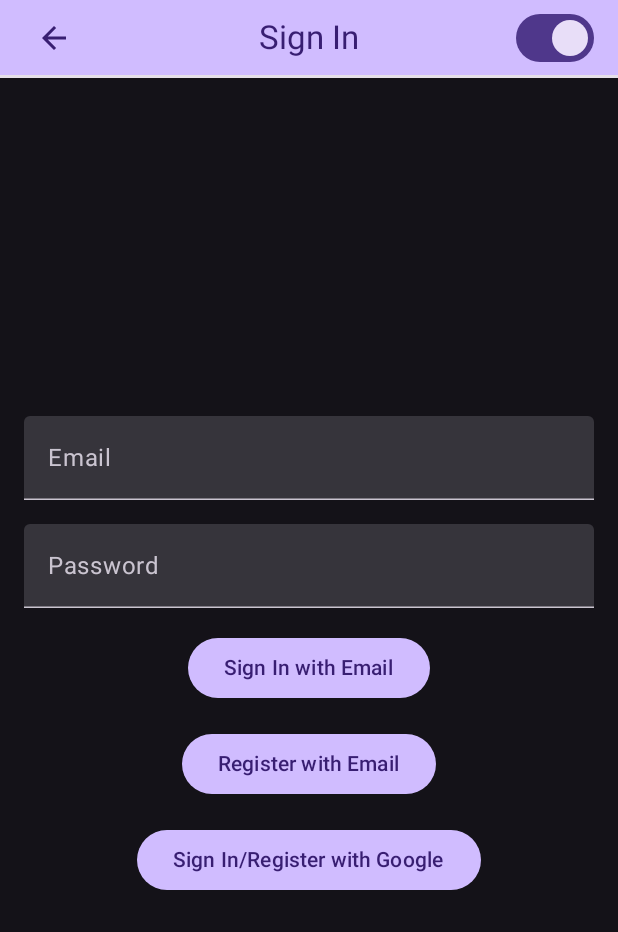
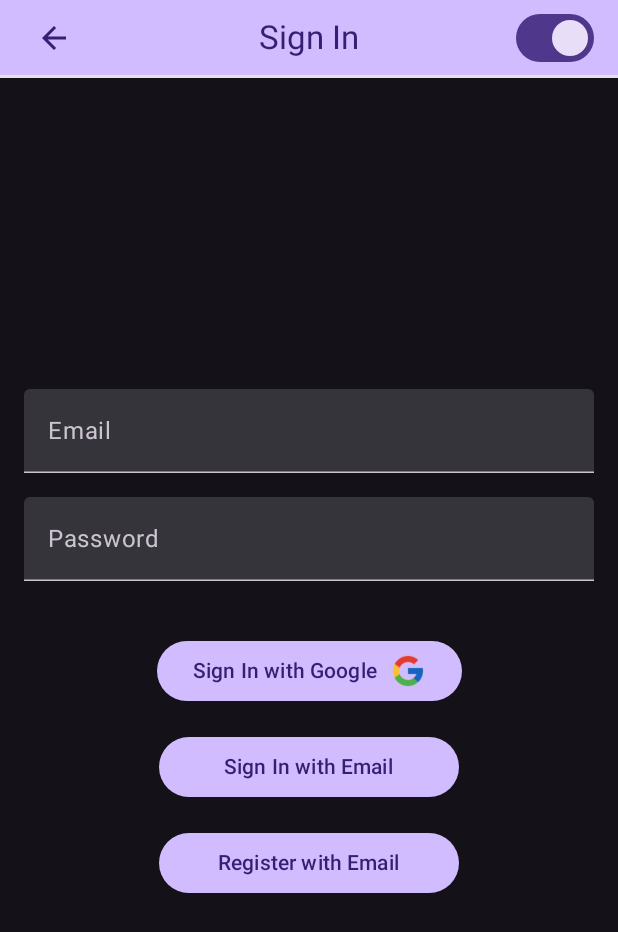
Before and after one commit to amirghari/Task-Beat, an Android app built with Jetpack Compose: the screen it shows after launch (MainActivity), after a tap on "Sign In", on a phone screen of 412 x 824 dp. Shown: the top 932 px of the screen. Run offline under Robolectric (Android 15) with nearby library versions, the phone set to English and light mode, and no system bars; our stand-ins replace Firebase (no records; nobody signed in at launch, a user with empty details on screens opened directly), Room's generated code; pictures from the network do not load; 1 statement that could not run was skipped.

Commit message:
signIn page looks better

```diff
--- a/app/src/main/java/com/example/taskbeat/ui/screens/SignInScreen.kt
+++ b/app/src/main/java/com/example/taskbeat/ui/screens/SignInScreen.kt
@@ -97,14 +97,21 @@ fun SignInScreen(
                             modifier = Modifier.fillMaxWidth(),
                             visualTransformation = PasswordVisualTransformation() // Hides the input characters
                         )
-                        Spacer(modifier = Modifier.height(16.dp))
+                        Spacer(modifier = Modifier.height(36.dp))
 
                         // Sign In Button for Email/Password
+                        GoogleSignInButton(onClick = {
+                            val googleSignInClient = GoogleSignIn.getClient(context, signInVM.getGoogleSignInOptions(context))
+                            val signInIntent = googleSignInClient.signInIntent
+                            launcher.launch(signInIntent)
+                        })
+                        Spacer(modifier = Modifier.height(16.dp))
                         Button(onClick = {
                             signInVM.signInWithEmail(email, password, context) { success ->
                                 if (success) navigateToHome(navCtrl)
                             }
-                        }) {
+                        }, modifier = Modifier.width(200.dp))
+                        {
                             Text("Sign In with Email")
                         }
 
@@ -115,20 +122,14 @@ fun SignInScreen(
                             signInVM.registerWithEmail(email, password, context) { success ->
                                 if (success) navigateToHome(navCtrl)
                             }
-                        }) {
+                        }, modifier = Modifier.width(200.dp)) {
                             Text("Register with Email")
                         }
 
                         Spacer(modifier = Modifier.height(16.dp))
 
                         // Sign In Button for Google
-                        Button(onClick = {
-                            val googleSignInClient = GoogleSignIn.getClient(context, signInVM.getGoogleSignInOptions(context))
-                            val signInIntent = googleSignInClient.signInIntent
-                            launcher.launch(signInIntent)
-                        }) {
-                            Text("Sign In/Register with Google")
-                        }
+
                     } else {
                         // Display User Info and Sign Out Button
                         if (currentUser!!.photoUrl != null) {
@@ -180,3 +181,17 @@ private fun navigateToHome(navCtrl: NavController) {
         popUpTo(EnumScreens.HOME.route) { inclusive = true }
     }
 }
+@Composable
+fun GoogleSignInButton(onClick: () -> Unit) {
+    Button(onClick = onClick) {
+        Row(verticalAlignment = Alignment.CenterVertically) {
+            Text(text = "Sign In with Google")
+            Spacer(modifier = Modifier.width(8.dp))
+            Image(
+                painter = painterResource(id = R.drawable.google_icon),
+                contentDescription = "Google Icon",
+                modifier = Modifier.size(24.dp)
+            )
+        }
+    }
+}
```
Also changed, not shown: app/src/main/res/drawable/google_icon.png (added).
